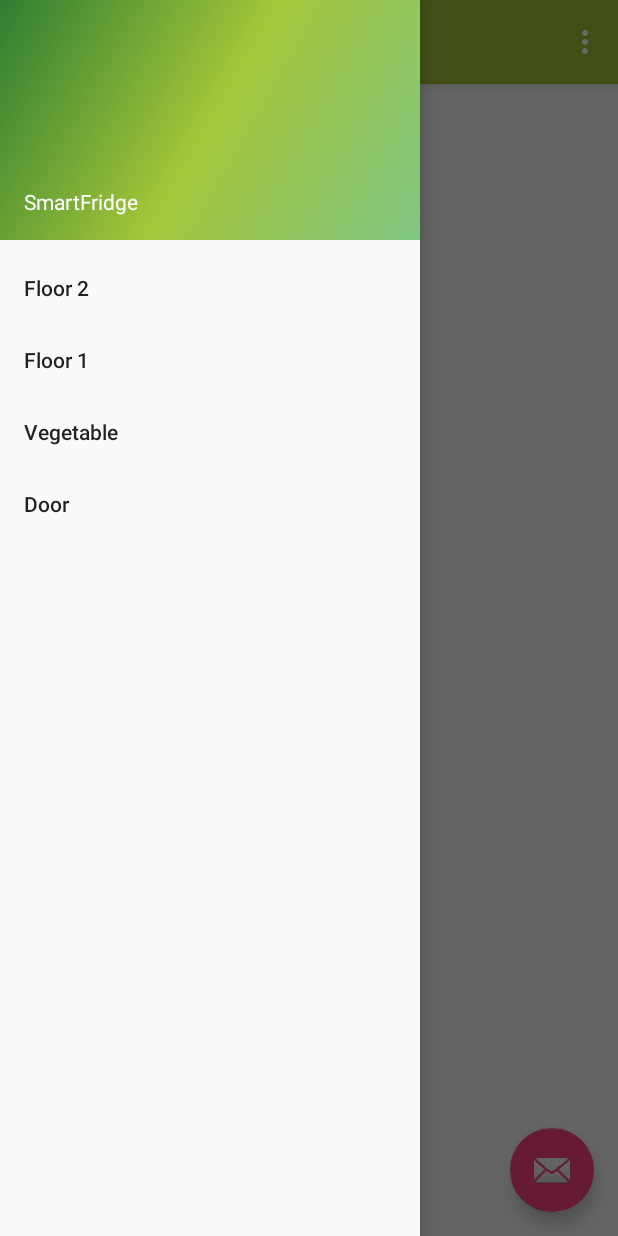
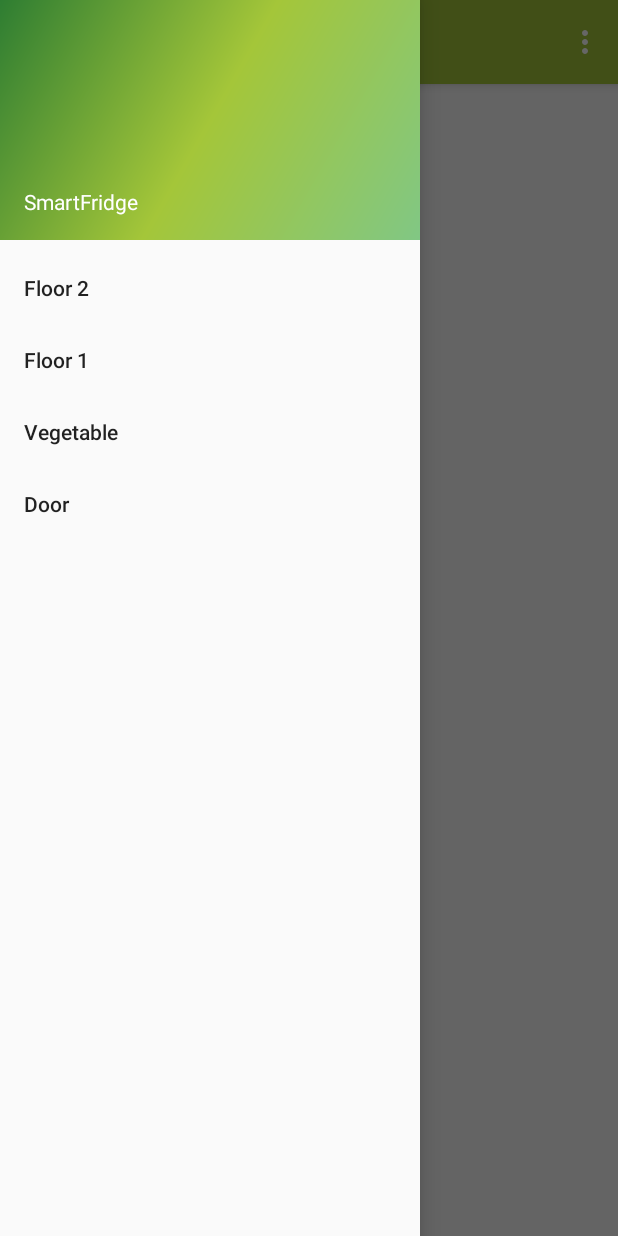
Before and after one commit to mgasque/smartfridge, an Android app: the screen it shows after launch (MainActivity), with the side drawer open, on a phone screen of 412 x 824 dp. Run offline under Robolectric (Android 15) with nearby library versions, the light colour scheme and no system bars.

Commit message:
supression bouton enveloppe

```diff
--- a/SmartFridge2/app/src/main/java/com/group2/smartfridge/smartfridge/MainActivity.java
+++ b/SmartFridge2/app/src/main/java/com/group2/smartfridge/smartfridge/MainActivity.java
@@ -32,15 +32,6 @@
         setContentView(R.layout.activity_main);
         Toolbar toolbar = (Toolbar) findViewById(R.id.toolbar);
         setSupportActionBar(toolbar);
-
-        FloatingActionButton fab = (FloatingActionButton) findViewById(R.id.fab);
-        fab.setOnClickListener(new View.OnClickListener() {
-            @Override
-            public void onClick(View view) {
-                Snackbar.make(view, "Replace with your own action", Snackbar.LENGTH_LONG)
-                        .setAction("Action", null).show();
-            }
-        });
 
         DrawerLayout drawer = (DrawerLayout) findViewById(R.id.drawer_layout);
         ActionBarDrawerToggle toggle = new ActionBarDrawerToggle(
--- a/SmartFridge2/app/src/main/res/layout/app_bar_main.xml
+++ b/SmartFridge2/app/src/main/res/layout/app_bar_main.xml
@@ -23,12 +23,4 @@
 
     <include layout="@layout/content_main" />
 
-    <android.support.design.widget.FloatingActionButton
-        android:id="@+id/fab"
-        android:layout_width="wrap_content"
-        android:layout_height="wrap_content"
-        android:layout_gravity="bottom|end"
-        android:layout_margin="@dimen/fab_margin"
-        android:src="@android:drawable/ic_dialog_email" />
-
 </android.support.design.widget.CoordinatorLayout>
```
